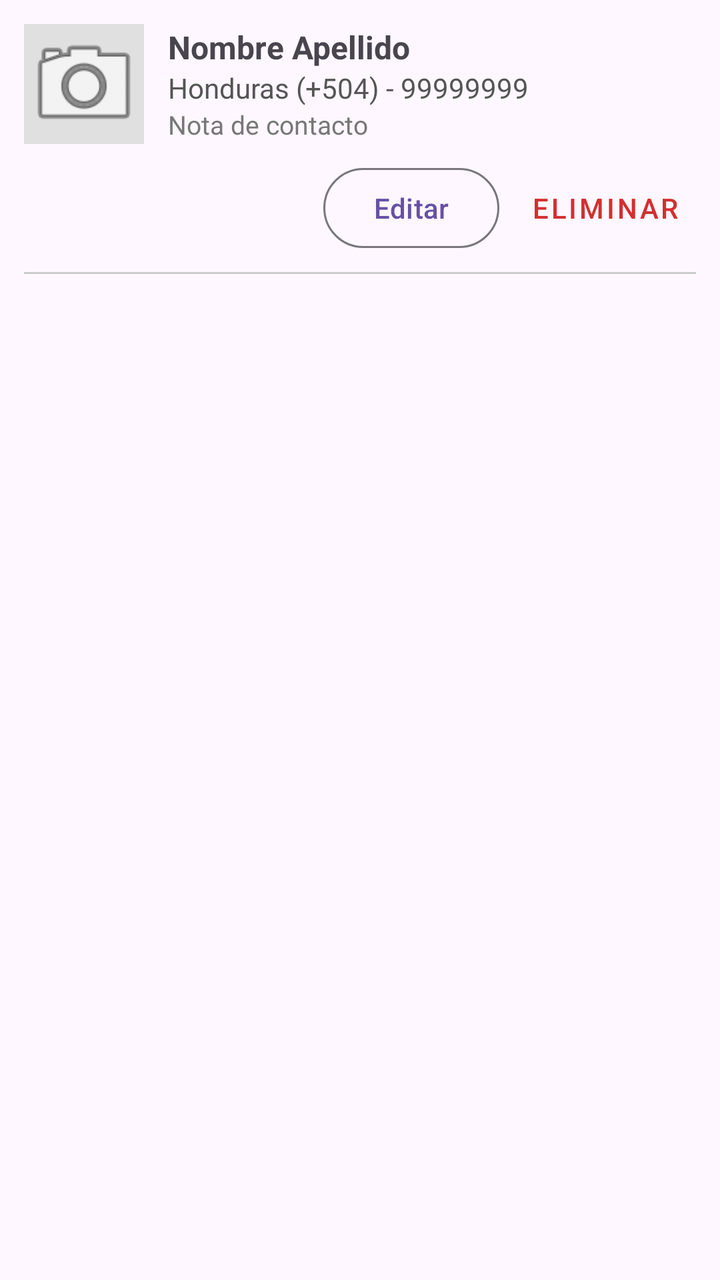
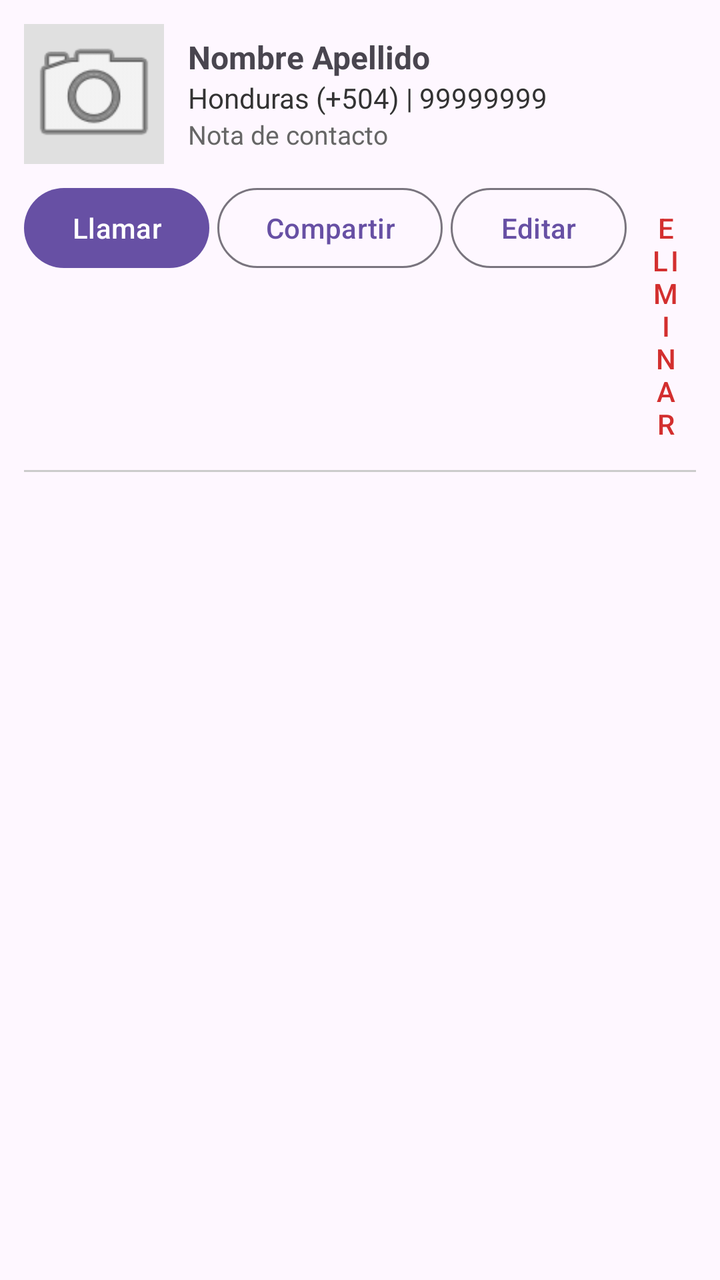

Two renders of the same Android screen: before a commit and after it. Below are the layout's source before the change and the commit's diff.
<!-- AndroidManifest.xml: application theme Theme.PMOE10027 -->
<!-- res/layout/item_contacto.xml -->
<?xml version="1.0" encoding="utf-8"?>
<LinearLayout xmlns:android="http://schemas.android.com/apk/res/android"
    android:layout_width="match_parent"
    android:layout_height="wrap_content"
    android:orientation="vertical"
    android:padding="12dp">

    <LinearLayout
        android:layout_width="match_parent"
        android:layout_height="wrap_content"
        android:gravity="center_vertical"
        android:orientation="horizontal">

        <ImageView
            android:id="@+id/imgContactoItem"
            android:layout_width="60dp"
            android:layout_height="60dp"
            android:background="#E0E0E0"
            android:contentDescription="Imagen contacto"
            android:scaleType="centerCrop"
            android:src="@android:drawable/ic_menu_camera" />

        <LinearLayout
            android:layout_width="0dp"
            android:layout_height="wrap_content"
            android:layout_marginStart="12dp"
            android:layout_weight="1"
            android:orientation="vertical">

            <TextView
                android:id="@+id/tvNombreItem"
                android:layout_width="wrap_content"
                android:layout_height="wrap_content"
                android:text="Nombre Apellido"
                android:textSize="16sp"
                android:textStyle="bold" />

            <TextView
                android:id="@+id/tvTelefonoPaisItem"
                android:layout_width="wrap_content"
                android:layout_height="wrap_content"
                android:text="Honduras (+504) - 99999999"
                android:textColor="#555555"
                android:textSize="14sp" />

            <TextView
                android:id="@+id/tvNotaItem"
                android:layout_width="wrap_content"
                android:layout_height="wrap_content"
                android:text="Nota de contacto"
                android:textColor="#777777"
                android:textSize="13sp" />
        </LinearLayout>
    </LinearLayout>

    <LinearLayout
        android:layout_width="match_parent"
        android:layout_height="wrap_content"
        android:layout_marginTop="8dp"
        android:gravity="end"
        android:orientation="horizontal">

        <Button
            android:id="@+id/btnEditarItem"
            style="?attr/materialButtonOutlinedStyle"
            android:layout_width="wrap_content"
            android:layout_height="wrap_content"
            android:layout_marginEnd="8dp"
            android:text="Editar" />

        <Button
            android:id="@+id/btnEliminarItem"
            style="@style/Widget.MaterialComponents.Button.TextButton"
            android:layout_width="wrap_content"
            android:layout_height="wrap_content"
            android:text="Eliminar"
            android:textColor="#D32F2F" />
    </LinearLayout>

    <View
        android:layout_width="match_parent"
        android:layout_height="1dp"
        android:layout_marginTop="8dp"
        android:background="#CCCCCC" />
</LinearLayout>
<!-- resources referenced by this layout -->
<resources>
  <style name="Theme.PMOE10027" parent="Base.Theme.PMOE10027" />
  <style name="Base.Theme.PMOE10027" parent="Theme.Material3.DayNight.NoActionBar">
          
          
      </style>
</resources>

<!-- the commit's change to res/layout/item_contacto.xml (unified diff, before → after) -->
@@ -13,10 +13,12 @@
 
         <ImageView
             android:id="@+id/imgContactoItem"
-            android:layout_width="60dp"
-            android:layout_height="60dp"
+            android:layout_width="70dp"
+            android:layout_height="70dp"
             android:background="#E0E0E0"
-            android:contentDescription="Imagen contacto"
+            android:clickable="true"
+            android:contentDescription="Fotografía del contacto"
+            android:focusable="true"
             android:scaleType="centerCrop"
             android:src="@android:drawable/ic_menu_camera" />
 
@@ -39,8 +41,8 @@
                 android:id="@+id/tvTelefonoPaisItem"
                 android:layout_width="wrap_content"
                 android:layout_height="wrap_content"
-                android:text="Honduras (+504) - 99999999"
-                android:textColor="#555555"
+                android:text="Honduras (+504) | 99999999"
+                android:textColor="#333333"
                 android:textSize="14sp" />
 
             <TextView
@@ -48,7 +50,7 @@
                 android:layout_width="wrap_content"
                 android:layout_height="wrap_content"
                 android:text="Nota de contacto"
-                android:textColor="#777777"
+                android:textColor="#666666"
                 android:textSize="13sp" />
         </LinearLayout>
     </LinearLayout>
@@ -61,11 +63,26 @@
         android:orientation="horizontal">
 
         <Button
+            android:id="@+id/btnLlamarItem"
+            android:layout_width="wrap_content"
+            android:layout_height="wrap_content"
+            android:layout_marginEnd="4dp"
+            android:text="Llamar" />
+
+        <Button
+            android:id="@+id/btnCompartirItem"
+            style="?attr/materialButtonOutlinedStyle"
+            android:layout_width="wrap_content"
+            android:layout_height="wrap_content"
+            android:layout_marginEnd="4dp"
+            android:text="Compartir" />
+
+        <Button
             android:id="@+id/btnEditarItem"
             style="?attr/materialButtonOutlinedStyle"
             android:layout_width="wrap_content"
             android:layout_height="wrap_content"
-            android:layout_marginEnd="8dp"
+            android:layout_marginEnd="4dp"
             android:text="Editar" />
 
         <Button
